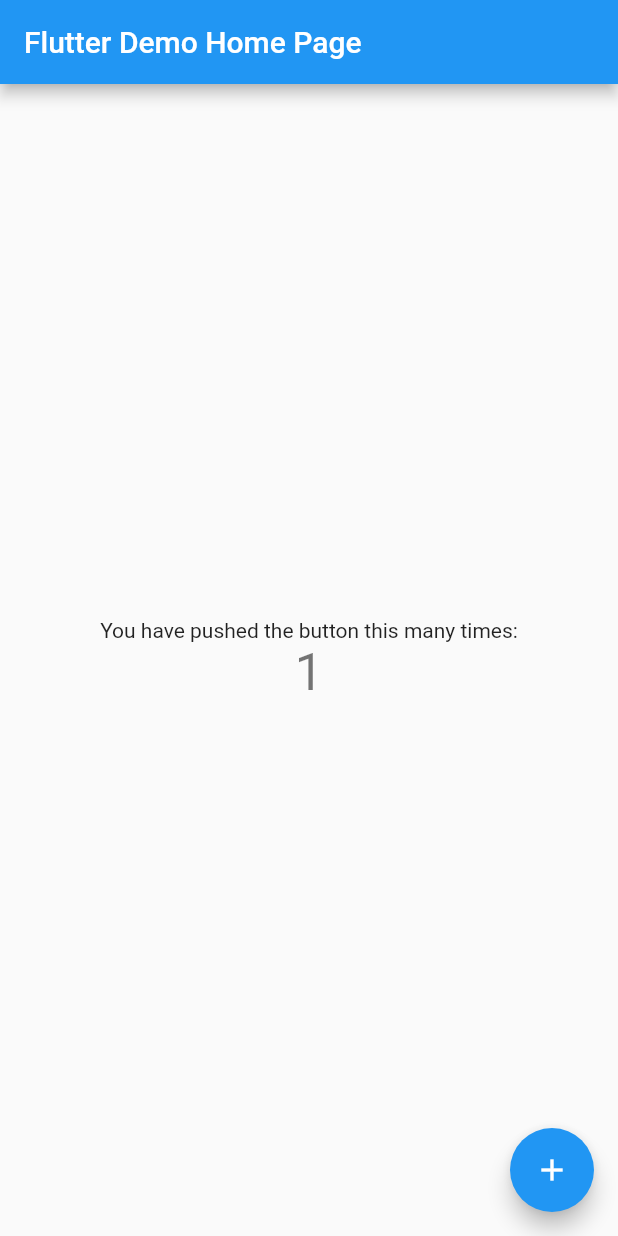
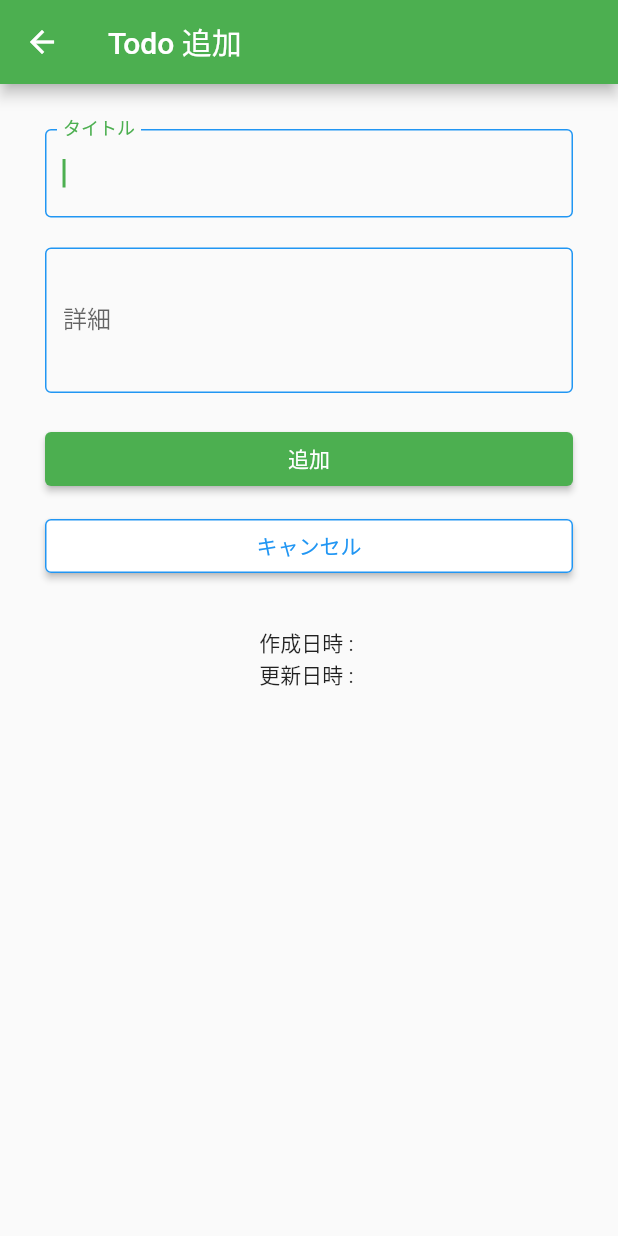
Before and after one commit to kumoshitaakira/RikotenHakkason_kumo, a Flutter app: the screen it shows after launch, after a tap on the "add" icon, on a phone screen of 412 x 824 dp. Run offline on Flutter 3.47's test engine with Material 2 defaults, Android fonts, the phone set to English and light mode, and no system bars; our stand-ins replace flutter_slidable, shared_preferences.

Commit message:
Todoアプリをコピペしてちょっと改良してみた

```diff
--- a/myapp/lib/main.dart
+++ b/myapp/lib/main.dart
@@ -1,115 +1,30 @@
 import 'package:flutter/material.dart';
+import 'todo_list_page.dart';
 
 void main() {
-  runApp(const MyApp());
+  runApp(const TodoListApp());
 }
 
-class MyApp extends StatelessWidget {
-  const MyApp({super.key});
+/// Todoリストアプリのクラス
+///
+/// 以下の責務を持つ
+/// ・Todoリスト画面を生成する
+class TodoListApp extends StatelessWidget {
+  /// コンストラクタ
+  const TodoListApp({Key? key}) : super(key: key);
 
-  // This widget is the root of your application.
+  /// 画面を作成する
   @override
   Widget build(BuildContext context) {
     return MaterialApp(
-      title: 'Flutter Demo',
+      // アプリケーションのタイトル
+      title: 'Todo List',
+      // アプリケーションのテーマ
       theme: ThemeData(
-        // This is the theme of your application.
-        //
-        // Try running your application with "flutter run". You'll see the
-        // application has a blue toolbar. Then, without quitting the app, try
-        // changing the primarySwatch below to Colors.green and then invoke
-        // "hot reload" (press "r" in the console where you ran "flutter run",
-        // or simply save your changes to "hot reload" in a Flutter IDE).
-        // Notice that the counter didn't reset back to zero; the application
-        // is not restarted.
-        primarySwatch: Colors.blue,
+        primarySwatch: Colors.green,
       ),
-      home: const MyHomePage(title: 'Flutter Demo Home Page'),
+      // Todoリスト画面を生成しホーム画面とする
+      home: const TodoListPage(),
     );
   }
 }
-
-class MyHomePage extends StatefulWidget {
-  const MyHomePage({super.key, required this.title});
-
-  // This widget is the home page of your application. It is stateful, meaning
-  // that it has a State object (defined below) that contains fields that affect
-  // how it looks.
-
-  // This class is the configuration for the state. It holds the values (in this
-  // case the title) provided by the parent (in this case the App widget) and
-  // used by the build method of the State. Fields in a Widget subclass are
-  // always marked "final".
-
-  final String title;
-
-  @override
-  State<MyHomePage> createState() => _MyHomePageState();
-}
-
-class _MyHomePageState extends State<MyHomePage> {
-  int _counter = 0;
-
-  void _incrementCounter() {
-    setState(() {
-      // This call to setState tells the Flutter framework that something has
-      // changed in this State, which causes it to rerun the build method below
-      // so that the display can reflect the updated values. If we changed
-      // _counter without calling setState(), then the build method would not be
-      // called again, and so nothing would appear to happen.
-      _counter++;
-    });
-  }
-
-  @override
-  Widget build(BuildContext context) {
-    // This method is rerun every time setState is called, for instance as done
-    // by the _incrementCounter method above.
-    //
-    // The Flutter framework has been optimized to make rerunning build methods
-    // fast, so that you can just rebuild anything that needs updating rather
-    // than having to individually change instances of widgets.
-    return Scaffold(
-      appBar: AppBar(
-        // Here we take the value from the MyHomePage object that was created by
-        // the App.build method, and use it to set our appbar title.
-        title: Text(widget.title),
-      ),
-      body: Center(
-        // Center is a layout widget. It takes a single child and positions it
-        // in the middle of the parent.
-        child: Column(
-          // Column is also a layout widget. It takes a list of children and
-          // arranges them vertically. By default, it sizes itself to fit its
-          // children horizontally, and tries to be as tall as its parent.
-          //
-          // Invoke "debug painting" (press "p" in the console, choose the
-          // "Toggle Debug Paint" action from the Flutter Inspector in Android
-          // Studio, or the "Toggle Debug Paint" command in Visual Studio Code)
-          // to see the wireframe for each widget.
-          //
-          // Column has various properties to control how it sizes itself and
-          // how it positions its children. Here we use mainAxisAlignment to
-          // center the children vertically; the main axis here is the vertical
-          // axis because Columns are vertical (the cross axis would be
-          // horizontal).
-          mainAxisAlignment: MainAxisAlignment.center,
-          children: <Widget>[
-            const Text(
-              'You have pushed the button this many times:',
-            ),
-            Text(
-              '$_counter',
-              style: Theme.of(context).textTheme.headlineMedium,
-            ),
-          ],
-        ),
-      ),
-      floatingActionButton: FloatingActionButton(
-        onPressed: _incrementCounter,
-        tooltip: 'Increment',
-        child: const Icon(Icons.add),
-      ), // This trailing comma makes auto-formatting nicer for build methods.
-    );
-  }
-}
--- /dev/null
+++ b/myapp/lib/todo.dart
@@ -0,0 +1,55 @@
+/// Todoモデルのクラス
+///
+/// 以下の責務を持つ
+/// ・Todoのプロパティを持つ
+class Todo {
+  /// ID
+  late int id;
+
+  /// タイトル
+  late String title;
+
+  /// 詳細
+  late String detail;
+
+  /// 完了か
+  late bool done;
+
+  /// 作成日時
+  late String createDate;
+
+  /// 更新日時
+  late String updateDate;
+
+  /// コンストラクタ
+  Todo(
+    this.id,
+    this.title,
+    this.detail,
+    this.done,
+    this.createDate,
+    this.updateDate,
+  );
+
+  /// TodoモデルをMapに変換する(保存時に使用)
+  Map toJson() {
+    return {
+      'id': id,
+      'title': title,
+      'detail': detail,
+      'done': done,
+      'createDate': createDate,
+      'updateDate': updateDate
+    };
+  }
+
+  /// MapをTodoモデルに変換する(読込時に使用)
+  Todo.fromJson(Map json) {
+    id = json['id'];
+    title = json['title'];
+    detail = json['detail'];
+    done = json['done'];
+    createDate = json['createDate'];
+    updateDate = json['updateDate'];
+  }
+}
--- /dev/null
+++ b/myapp/lib/todo_input_page.dart
@@ -0,0 +1,188 @@
+import 'package:flutter/material.dart';
+import 'todo_list_store.dart';
+import 'todo.dart';
+
+/// Todo入力画面のクラス
+///
+/// 以下の責務を持つ
+/// ・Todo入力画面の状態を生成する
+class TodoInputPage extends StatefulWidget {
+  /// Todoのモデル
+  final Todo? todo;
+
+  /// コンストラクタ
+  /// Todoを引数で受け取った場合は更新、受け取らない場合は追加画面となる
+  const TodoInputPage({Key? key, this.todo}) : super(key: key);
+
+  /// Todo入力画面の状態を生成する
+  @override
+  State<TodoInputPage> createState() => _TodoInputPageState();
+}
+
+/// Todo入力ト画面の状態クラス
+///
+/// 以下の責務を持つ
+/// ・Todoを追加/更新する
+/// ・Todoリスト画面へ戻る
+class _TodoInputPageState extends State<TodoInputPage> {
+  /// ストア
+  final TodoListStore _store = TodoListStore();
+
+  /// 新規追加か
+  late bool _isCreateTodo;
+
+  /// 画面項目：タイトル
+  late String _title;
+
+  /// 画面項目：詳細
+  late String _detail;
+
+  /// 画面項目：完了か
+  late bool _done;
+
+  /// 画面項目：作成日時
+  late String _createDate;
+
+  /// 画面項目：更新日時
+  late String _updateDate;
+
+  /// 初期処理を行う
+  @override
+  void initState() {
+    super.initState();
+    var todo = widget.todo;
+
+    _title = todo?.title ?? "";
+    _detail = todo?.detail ?? "";
+    _done = todo?.done ?? false;
+    _createDate = todo?.createDate ?? "";
+    _updateDate = todo?.updateDate ?? "";
+    _isCreateTodo = todo == null;
+  }
+
+  /// 画面を作成する
+  @override
+  Widget build(BuildContext context) {
+    return Scaffold(
+      appBar: AppBar(
+        // アプリケーションバーに表示するタイトル
+        title: Text(_isCreateTodo ? 'Todo 追加' : 'Todo 更新'),
+      ),
+      body: Container(
+        // 全体のパディング
+        padding: const EdgeInsets.all(30),
+        child: Column(
+          children: <Widget>[
+            // 完了かのチェックボックス
+            // CheckboxListTile(
+            //   title: const Text('(☝ ՞ਊ ՞)☝ < カンリョー'),
+            //   value: _done,
+            //   onChanged: (bool? value) {
+            //     setState(() {
+            //       // Todo(完了か)のチェック状態を変更し、画面を更新する
+            //       _done = value ?? false;
+            //     });
+            //   },
+            // ),
+            // const SizedBox(height: 20),
+            // タイトルのテキストフィールド
+            TextField(
+              autofocus: true,
+              decoration: const InputDecoration(
+                labelText: "タイトル",
+                enabledBorder: OutlineInputBorder(
+                  borderSide: BorderSide(
+                    color: Colors.blue,
+                  ),
+                ),
+                focusedBorder: OutlineInputBorder(
+                  borderSide: BorderSide(
+                    color: Colors.blue,
+                  ),
+                ),
+              ),
+              // TextEditingControllerを使用することで、いちいちsetStateしなくても画面を更新してくれる
+              controller: TextEditingController(text: _title),
+              onChanged: (String value) {
+                _title = value;
+              },
+            ),
+            const SizedBox(height: 20),
+            // 詳細のテキストフィールド
+            TextField(
+              keyboardType: TextInputType.multiline,
+              maxLines: null,
+              minLines: 3,
+              decoration: const InputDecoration(
+                labelText: "詳細",
+                enabledBorder: OutlineInputBorder(
+                  borderSide: BorderSide(
+                    color: Colors.blue,
+                  ),
+                ),
+                focusedBorder: OutlineInputBorder(
+                  borderSide: BorderSide(
+                    color: Colors.blue,
+                  ),
+                ),
+              ),
+              // TextEditingControllerを使用することで、いちいちsetStateしなくても画面を更新してくれる
+              controller: TextEditingController(text: _detail),
+              onChanged: (String value) {
+                _detail = value;
+              },
+            ),
+            const SizedBox(height: 20),
+            // 追加/更新ボタン
+            SizedBox(
+              width: double.infinity,
+              child: ElevatedButton(
+                onPressed: () {
+                  if (_isCreateTodo) {
+                    // Todoを追加する
+                    _store.add(_done, _title, _detail);
+                  } else {
+                    // Todoを更新する
+                    _store.update(widget.todo!, _done, _title, _detail);
+                  }
+                  // Todoリスト画面に戻る
+                  Navigator.of(context).pop();
+                },
+                child: Text(
+                  _isCreateTodo ? '追加' : '更新',
+                  style: const TextStyle(color: Colors.white),
+                ),
+              ),
+            ),
+            const SizedBox(height: 10),
+            // キャンセルボタン
+            SizedBox(
+              width: double.infinity,
+              child: ElevatedButton(
+                onPressed: () {
+                  // Todoリスト画面に戻る
+                  Navigator.of(context).pop();
+                },
+                style: ElevatedButton.styleFrom(
+                  primary: Colors.white,
+                  side: const BorderSide(
+                    color: Colors.blue,
+                  ),
+                ),
+                child: const Text(
+                  "キャンセル",
+                  style: TextStyle(color: Colors.blue),
+                ),
+              ),
+            ),
+            const SizedBox(height: 30),
+            // 作成日時のテキストラベル
+            Text("作成日時 : $_createDate"),
+            // 更新日時のテキストラベル
+            Text("更新日時 : $_updateDate"),
+          ],
+        ),
+      ),
+    );
+  }
+}
--- /dev/null
+++ b/myapp/lib/todo_list_page.dart
@@ -0,0 +1,156 @@
+import 'package:flutter/material.dart';
+import 'package:flutter_slidable/flutter_slidable.dart';
+import 'todo_input_page.dart';
+import 'todo_list_store.dart';
+import 'todo.dart';
+
+/// Todoリスト画面のクラス
+///
+/// 以下の責務を持つ
+/// ・Todoリスト画面の状態を生成する
+class TodoListPage extends StatefulWidget {
+  /// コンストラクタ
+  const TodoListPage({Key? key}) : super(key: key);
+
+  /// Todoリスト画面の状態を生成する
+  @override
+  State<TodoListPage> createState() => _TodoListPageState();
+}
+
+/// Todoリスト画面の状態クラス
+///
+/// 以下の責務を持つ
+/// ・Todoリストを表示する
+/// ・Todoの追加/編集画面へ遷移する
+/// ・Todoの削除を行う
+class _TodoListPageState extends State<TodoListPage> {
+  /// ストア
+  final TodoListStore _store = TodoListStore();
+
+  /// Todoリスト入力画面に遷移する
+  void _pushTodoInputPage([Todo? todo]) async {
+    await Navigator.of(context).push(
+      MaterialPageRoute(
+        builder: (context) {
+          return TodoInputPage(todo: todo);
+        },
+      ),
+    );
+
+    // Todoの追加/更新を行う場合があるため、画面を更新する
+    setState(() {});
+  }
+
+  /// 初期処理を行う
+  @override
+  void initState() {
+    super.initState();
+
+    Future(
+      () async {
+        // ストアからTodoリストデータをロードし、画面を更新する
+        setState(() => _store.load());
+      },
+    );
+  }
+
+  /// 画面を作成する
+  @override
+  Widget build(BuildContext context) {
+    return Scaffold(
+      appBar: AppBar(
+        // アプリケーションバーに表示するタイトル
+        title: const Text('Todo List'),
+      ),
+      body: ListView.builder(
+        // Todoの件数をリストの件数とする
+        itemCount: _store.count(),
+        itemBuilder: (context, index) {
+          // インデックスに対応するTodoを取得する
+          var item = _store.findByIndex(index);
+          return Slidable(
+            // 右方向にリストアイテムをスライドした場合のアクション
+            // startActionPane: ActionPane(
+            //   motion: const ScrollMotion(),
+            //   extentRatio: 0.25,
+            //   children: [
+            //     SlidableAction(
+            //       onPressed: (context) {
+            //         // Todo編集画面に遷移する
+            //         _pushTodoInputPage(item);
+            //       },
+            //       backgroundColor: Colors.yellow,
+            //       icon: Icons.edit,
+            //       label: '編集',
+            //     ),
+            //   ],
+            // ),
+            // 左方向にリストアイテムをスライドした場合のアクション
+            // endActionPane: ActionPane(
+            //   motion: const ScrollMotion(),
+            //   extentRatio: 0.25,
+            //   children: [
+            //     SlidableAction(
+            //       onPressed: (context) {
+            //         // Todoを削除し、画面を更新する
+            //         setState(() => {_store.delete(item)});
+            //       },
+            //       backgroundColor: Colors.red,
+            //       icon: Icons.edit,
+            //       label: '削除',
+            //     ),
+            //   ],
+            // ),
+            child: Container(
+              width: double.infinity,
+              alignment: Alignment.centerLeft,
+              decoration: const BoxDecoration(
+                border: Border(
+                  bottom: BorderSide(color: Colors.grey),
+                ),
+              ),
+              child: ListTile(
+                // ID
+                leading: Text(item.id.toString()),
+                // タイトル
+                title: Row(
+                  children: [
+                    RawMaterialButton(
+                      constraints: const BoxConstraints(
+                        maxHeight: 50,
+                        maxWidth: 200,
+                      ),
+                      onPressed: () {
+                        // Todo編集画面に遷移する
+                        _pushTodoInputPage(item);
+                      },
+                      child: Text(
+                        item.title,
+                        textAlign: TextAlign.left,
+                      ),
+                    ),
+                  ],
+                ),
+                // 完了か
+                // trailing: Checkbox(
+                //   // チェックボックスの状態
+                //   value: item.done,
+                //   onChanged: (bool? value) {
+                //     // Todo(完了か)を更新し、画面を更新する
+                //     setState(() => _store.update(item, value!));
+                //   },
+                // ),
+              ),
+            ),
+          );
+        },
+      ),
+      // Todo追加画面に遷移するボタン
+      floatingActionButton: FloatingActionButton(
+        // Todo追加画面に遷移する
+        onPressed: _pushTodoInputPage,
+        child: const Icon(Icons.add),
+      ),
+    );
+  }
+}
--- /dev/null
+++ b/myapp/lib/todo_list_store.dart
@@ -0,0 +1,93 @@
+import 'package:shared_preferences/shared_preferences.dart';
+import 'package:intl/intl.dart';
+import 'dart:convert';
+import 'todo.dart';
+
+/// Todoストアのクラス
+///
+/// ※当クラスはシングルトンとなる
+///
+/// 以下の責務を持つ
+/// ・Todoを取得/追加/更新/削除/保存/読込する
+class TodoListStore {
+  /// 保存時のキー
+  final String _saveKey = "Todo";
+
+  /// Todoリスト
+  List<Todo> _list = [];
+
+  /// ストアのインスタンス
+  static final TodoListStore _instance = TodoListStore._internal();
+
+  /// プライベートコンストラクタ
+  TodoListStore._internal();
+
+  /// ファクトリーコンストラクタ
+  /// (インスタンスを生成しないコンストラクタのため、自分でインスタンスを生成する)
+  factory TodoListStore() {
+    return _instance;
+  }
+
+  /// Todoの件数を取得する
+  int count() {
+    return _list.length;
+  }
+
+  /// 指定したインデックスのTodoを取得する
+  Todo findByIndex(int index) {
+    return _list[index];
+  }
+
+  /// "yyyy/MM/dd HH:mm"形式で日時を取得する
+  String getDateTime() {
+    var format = DateFormat("yyyy/MM/dd HH:mm");
+    var dateTime = format.format(DateTime.now());
+    return dateTime;
+  }
+
+  /// Todoを追加する
+  void add(bool done, String title, String detail) {
+    var id = count() == 0 ? 1 : _list.last.id + 1;
+    var dateTime = getDateTime();
+    var todo = Todo(id, title, detail, done, dateTime, dateTime);
+    _list.add(todo);
+    save();
+  }
+
+  /// Todoを更新する
+  void update(Todo todo, bool done, [String? title, String? detail]) {
+    todo.done = done;
+    if (title != null) {
+      todo.title = title;
+    }
+    if (detail != null) {
+      todo.detail = detail;
+    }
+    todo.updateDate = getDateTime();
+    save();
+  }
+
+  /// Todoを削除する
+  void delete(Todo todo) {
+    _list.remove(todo);
+    save();
+  }
+
+  /// Todoを保存する
+  void save() async {
+    var prefs = await SharedPreferences.getInstance();
+    // SharedPreferencesはプリミティブ型とString型リストしか扱えないため、以下の変換を行っている
+    // TodoList形式 → Map形式 → JSON形式 → StrigList形式
+    var saveTargetList = _list.map((a) => json.encode(a.toJson())).toList();
+    prefs.setStringList(_saveKey, saveTargetList);
+  }
+
+  /// Todoを読込する
+  void load() async {
+    var prefs = await SharedPreferences.getInstance();
+    // SharedPreferencesはプリミティブ型とString型リストしか扱えないため、以下の変換を行っている
+    // StrigList形式 → JSON形式 → Map形式 → TodoList形式
+    var loadTargetList = prefs.getStringList(_saveKey) ?? [];
+    _list = loadTargetList.map((a) => Todo.fromJson(json.decode(a))).toList();
+  }
+}
--- a/myapp/pubspec.yaml
+++ b/myapp/pubspec.yaml
@@ -1,4 +1,4 @@
-name: myapp
+name: todoapp
 description: A new Flutter project.
 
 # The following line prevents the package from being accidentally published to
@@ -31,6 +31,9 @@ environment:
 dependencies:
   flutter:
     sdk: flutter
+  flutter_slidable:
+  intl:
+  shared_preferences:
 
 
   # The following adds the Cupertino Icons font to your application.
```
Also changed, not shown: myapp/pubspec.lock, 8 other files.
